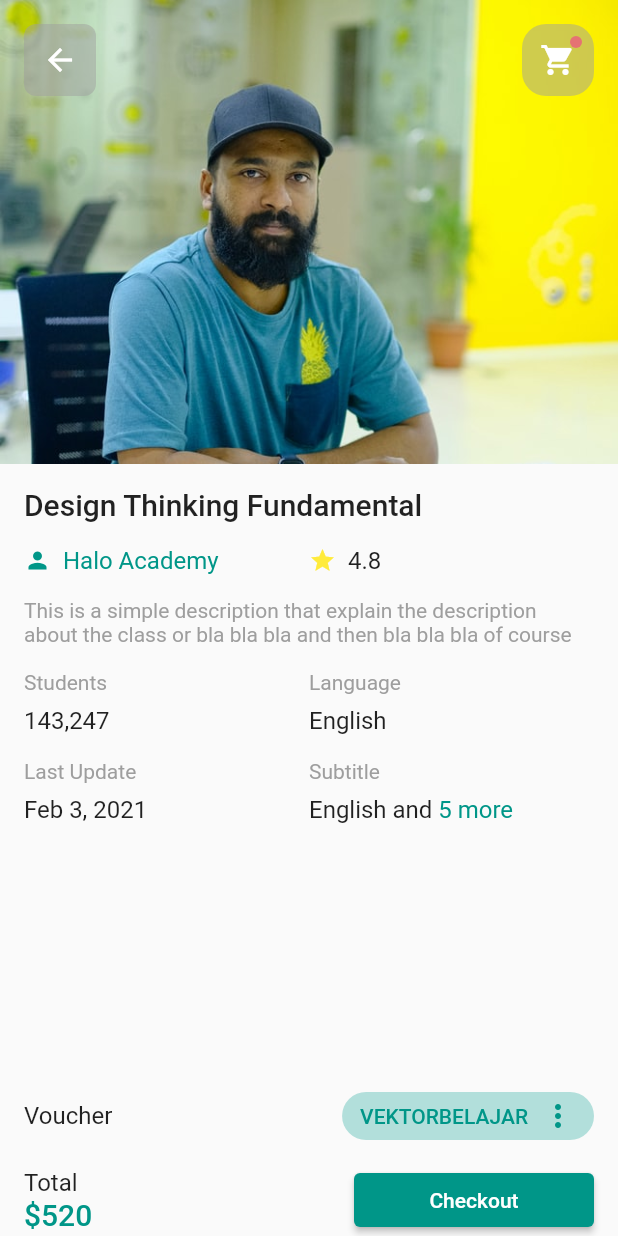
After one commit to bakhtiararifinid/flutter_online_course_template, a Flutter app: the CoursePage screen opened by its route, on a phone screen of 412 x 824 dp. The commit adds this screen. Run offline on Flutter 3.47's test engine with Material 2 defaults, Android fonts, the phone set to English and light mode, and no system bars; our stand-ins replace flutter_svg.

Commit message:
course page

```diff
--- a/lib/app.dart
+++ b/lib/app.dart
@@ -1,4 +1,5 @@
 import 'package:flutter/material.dart';
+import 'package:flutter_online_course_template/pages/course_page.dart';
 import 'package:flutter_online_course_template/pages/home_page.dart';
 import 'package:flutter_online_course_template/pages/pick_favorite_page.dart';
 import 'package:flutter_online_course_template/pages/register_page.dart';
@@ -18,6 +19,7 @@ class App extends StatelessWidget {
         RegisterPage.routeName: (_) => const RegisterPage(),
         PickFavoritePage.routeName: (_) => const PickFavoritePage(),
         HomePage.routeName: (_) => const HomePage(),
+        CoursePage.routeName: (_) => const CoursePage(),
       },
       debugShowCheckedModeBanner: false,
     );
--- /dev/null
+++ b/lib/pages/course_page.dart
@@ -0,0 +1,362 @@
+import 'package:flutter/material.dart';
+import 'package:flutter/widgets.dart';
+
+class CoursePage extends StatelessWidget {
+  const CoursePage({Key? key}) : super(key: key);
+
+  static const routeName = '/course';
+
+  @override
+  Widget build(BuildContext context) {
+    return Scaffold(
+      body: SafeArea(
+        child: Column(
+          children: const [
+            _HeaderImage(),
+            SizedBox(height: 16),
+            _CourseInfo(),
+            Spacer(),
+            _Voucher(),
+            SizedBox(height: 8),
+            _Checkout(),
+          ],
+        ),
+      ),
+    );
+  }
+}
+
+class _HeaderImage extends StatelessWidget {
+  const _HeaderImage({
+    Key? key,
+  }) : super(key: key);
+
+  @override
+  Widget build(BuildContext context) {
+    return Stack(
+      children: [
+        AspectRatio(
+          aspectRatio: 4 / 3,
+          child: Image.asset(
+            'assets/images/design_thinking.jpg',
+            fit: BoxFit.cover,
+          ),
+        ),
+        Padding(
+          padding: const EdgeInsets.all(16),
+          child: Row(
+            mainAxisAlignment: MainAxisAlignment.spaceBetween,
+            children: [
+              GestureDetector(
+                onTap: () => _goback(context),
+                child: Container(
+                  padding: const EdgeInsets.all(8),
+                  height: 48,
+                  width: 48,
+                  decoration: BoxDecoration(
+                    color: Colors.grey.withAlpha(124),
+                    borderRadius: BorderRadius.circular(8),
+                  ),
+                  child: const Icon(
+                    Icons.arrow_back,
+                    color: Colors.white,
+                    size: 24,
+                  ),
+                ),
+              ),
+              Container(
+                padding: const EdgeInsets.all(8),
+                height: 48,
+                width: 48,
+                decoration: BoxDecoration(
+                  color: Colors.grey.withAlpha(124),
+                  borderRadius: BorderRadius.circular(16),
+                ),
+                child: Stack(
+                  children: [
+                    const Center(
+                      child: Icon(
+                        Icons.shopping_cart,
+                        color: Colors.white,
+                        size: 24,
+                      ),
+                    ),
+                    Align(
+                      alignment: Alignment.topRight,
+                      child: CircleAvatar(
+                        radius: 4,
+                        backgroundColor: Colors.red.shade300,
+                      ),
+                    ),
+                  ],
+                ),
+              )
+            ],
+          ),
+        )
+      ],
+    );
+  }
+
+  void _goback(BuildContext context) {
+    Navigator.of(context).pop();
+  }
+}
+
+class _CourseInfo extends StatelessWidget {
+  const _CourseInfo({
+    Key? key,
+  }) : super(key: key);
+
+  @override
+  Widget build(BuildContext context) {
+    return Padding(
+      padding: const EdgeInsets.symmetric(horizontal: 16),
+      child: Column(
+        crossAxisAlignment: CrossAxisAlignment.start,
+        children: [
+          Text(
+            'Design Thinking Fundamental',
+            style: Theme.of(context).textTheme.headline6,
+          ),
+          const SizedBox(height: 16),
+          const _AuthorAndRating(),
+          const SizedBox(height: 16),
+          const Text(
+            'This is a simple description that explain the description about the class or bla bla bla and then bla bla bla of course',
+            style: TextStyle(color: Colors.grey),
+          ),
+          const SizedBox(height: 16),
+          const _CourseData1(),
+          const SizedBox(height: 16),
+          const _CourseData2(),
+        ],
+      ),
+    );
+  }
+}
+
+class _AuthorAndRating extends StatelessWidget {
+  const _AuthorAndRating({
+    Key? key,
+  }) : super(key: key);
+
+  @override
+  Widget build(BuildContext context) {
+    return Row(
+      children: [
+        Expanded(
+          child: Row(
+            children: [
+              Icon(
+                Icons.person,
+                color: Theme.of(context).primaryColor,
+                size: 18,
+              ),
+              const SizedBox(width: 8),
+              Text(
+                'Halo Academy',
+                style: Theme.of(context).textTheme.subtitle1?.copyWith(
+                      color: Theme.of(context).primaryColor,
+                    ),
+              ),
+            ],
+          ),
+        ),
+        Expanded(
+          child: Row(
+            children: [
+              const Icon(
+                Icons.star,
+                color: Colors.yellow,
+                size: 18,
+              ),
+              const SizedBox(width: 8),
+              Text(
+                '4.8',
+                style: Theme.of(context).textTheme.subtitle1,
+              ),
+            ],
+          ),
+        ),
+      ],
+    );
+  }
+}
+
+class _CourseData1 extends StatelessWidget {
+  const _CourseData1({
+    Key? key,
+  }) : super(key: key);
+
+  @override
+  Widget build(BuildContext context) {
+    return Row(
+      children: [
+        Expanded(
+          child: Column(
+            crossAxisAlignment: CrossAxisAlignment.start,
+            children: [
+              const Text(
+                'Students',
+                style: TextStyle(color: Colors.grey),
+              ),
+              const SizedBox(height: 8),
+              Text(
+                '143,247',
+                style: Theme.of(context).textTheme.subtitle1,
+              ),
+            ],
+          ),
+        ),
+        Expanded(
+          child: Column(
+            crossAxisAlignment: CrossAxisAlignment.start,
+            children: [
+              const Text(
+                'Language',
+                style: TextStyle(color: Colors.grey),
+              ),
+              const SizedBox(height: 8),
+              Text(
+                'English',
+                style: Theme.of(context).textTheme.subtitle1,
+              ),
+            ],
+          ),
+        ),
+      ],
+    );
+  }
+}
+
+class _CourseData2 extends StatelessWidget {
+  const _CourseData2({
+    Key? key,
+  }) : super(key: key);
+
+  @override
+  Widget build(BuildContext context) {
+    return Row(
+      children: [
+        Expanded(
+          child: Column(
+            crossAxisAlignment: CrossAxisAlignment.start,
+            children: [
+              const Text(
+                'Last Update',
+                style: TextStyle(color: Colors.grey),
+              ),
+              const SizedBox(height: 8),
+              Text(
+                'Feb 3, 2021',
+                style: Theme.of(context).textTheme.subtitle1,
+              ),
+            ],
+          ),
+        ),
+        Expanded(
+          child: Column(
+            crossAxisAlignment: CrossAxisAlignment.start,
+            children: [
+              const Text(
+                'Subtitle',
+                style: TextStyle(color: Colors.grey),
+              ),
+              const SizedBox(height: 8),
+              RichText(
+                text: TextSpan(
+                  text: 'English and ',
+                  style: Theme.of(context).textTheme.subtitle1,
+                  children: <TextSpan>[
+                    TextSpan(
+                      text: '5 more',
+                      style: TextStyle(color: Theme.of(context).primaryColor),
+                    ),
+                  ],
+                ),
+              ),
+            ],
+          ),
+        ),
+      ],
+    );
+  }
+}
+
+class _Voucher extends StatelessWidget {
+  const _Voucher({
+    Key? key,
+  }) : super(key: key);
+
+  @override
+  Widget build(BuildContext context) {
+    return Padding(
+      padding: const EdgeInsets.symmetric(horizontal: 16),
+      child: Row(
+        mainAxisAlignment: MainAxisAlignment.spaceBetween,
+        crossAxisAlignment: CrossAxisAlignment.center,
+        children: [
+          Text(
+            'Voucher',
+            style: Theme.of(context).textTheme.subtitle1,
+          ),
+          Chip(
+            backgroundColor: Theme.of(context).primaryColorLight,
+            label: Row(
+              children: [
+                Text(
+                  'VEKTORBELAJAR',
+                  style: TextStyle(color: Theme.of(context).primaryColor),
+                ),
+                const SizedBox(width: 8),
+                Icon(Icons.more_vert, color: Theme.of(context).primaryColor),
+              ],
+            ),
+          ),
+        ],
+      ),
+    );
+  }
+}
+
+class _Checkout extends StatelessWidget {
+  const _Checkout({
+    Key? key,
+  }) : super(key: key);
+
+  @override
+  Widget build(BuildContext context) {
+    return Padding(
+      padding: const EdgeInsets.symmetric(horizontal: 16),
+      child: Row(
+        mainAxisAlignment: MainAxisAlignment.spaceBetween,
+        crossAxisAlignment: CrossAxisAlignment.center,
+        children: [
+          Column(
+            crossAxisAlignment: CrossAxisAlignment.start,
+            children: [
+              Text(
+                'Total',
+                style: Theme.of(context).textTheme.subtitle1,
+              ),
+              Text(
+                '\$520',
+                style: Theme.of(context).textTheme.headline6?.copyWith(
+                      color: Theme.of(context).primaryColor,
+                    ),
+              ),
+            ],
+          ),
+          SizedBox(
+            width: 160,
+            child: ElevatedButton(
+              onPressed: () {},
+              child: const Text('Checkout'),
+            ),
+          ),
+        ],
+      ),
+    );
+  }
+}
--- a/lib/pages/home_page.dart
+++ b/lib/pages/home_page.dart
@@ -2,6 +2,7 @@ import 'package:flutter/material.dart';
 import 'package:flutter/painting.dart';
 import 'package:flutter/rendering.dart';
 import 'package:flutter/widgets.dart';
+import 'package:flutter_online_course_template/pages/course_page.dart';
 import 'package:flutter_svg/flutter_svg.dart';
 
 class HomePage extends StatelessWidget {
@@ -251,7 +252,9 @@ class _Course extends StatelessWidget {
 
   @override
   Widget build(BuildContext context) {
-    return Padding(
+    return GestureDetector(
+      onTap: () => _gotoCoursePage(context),
+      child: Padding(
         padding: const EdgeInsets.only(left: 16),
         child: Column(
           crossAxisAlignment: CrossAxisAlignment.start,
@@ -357,7 +360,12 @@ class _Course extends StatelessWidget {
             ),
           ],
         ),
+      ),
     );
+  }
+
+  void _gotoCoursePage(BuildContext context) {
+    Navigator.of(context).pushNamed(CoursePage.routeName);
   }
 }
 
```
Also changed, not shown: 2 other files. Lines whose indentation alone changed are shown as unchanged.
